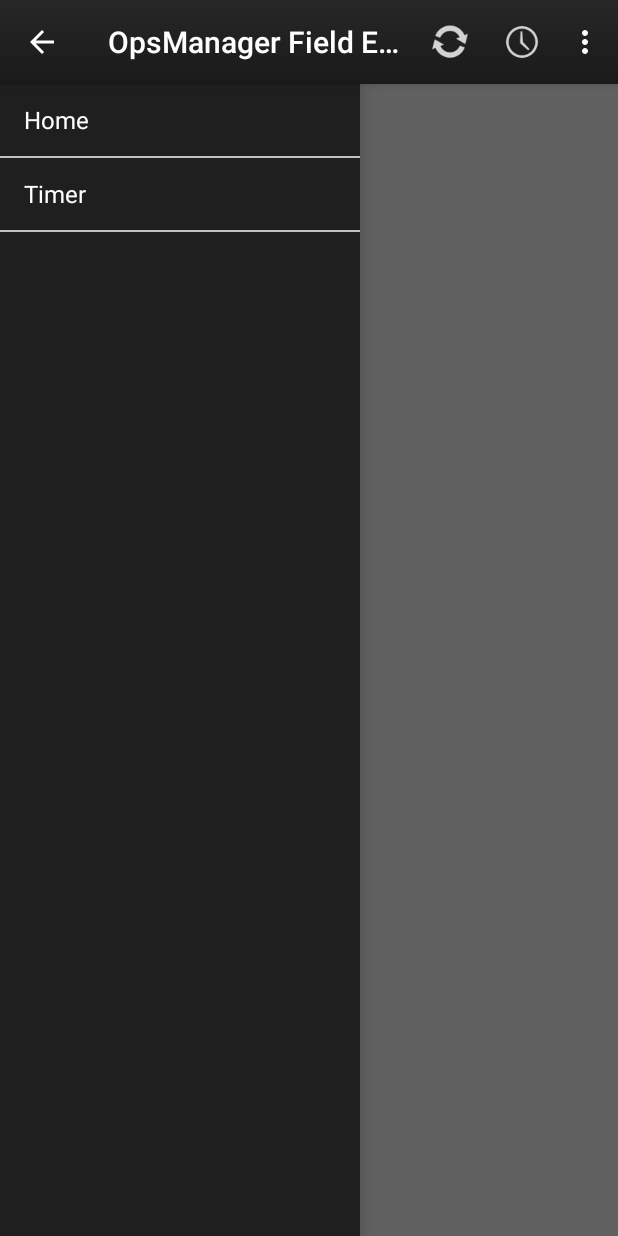
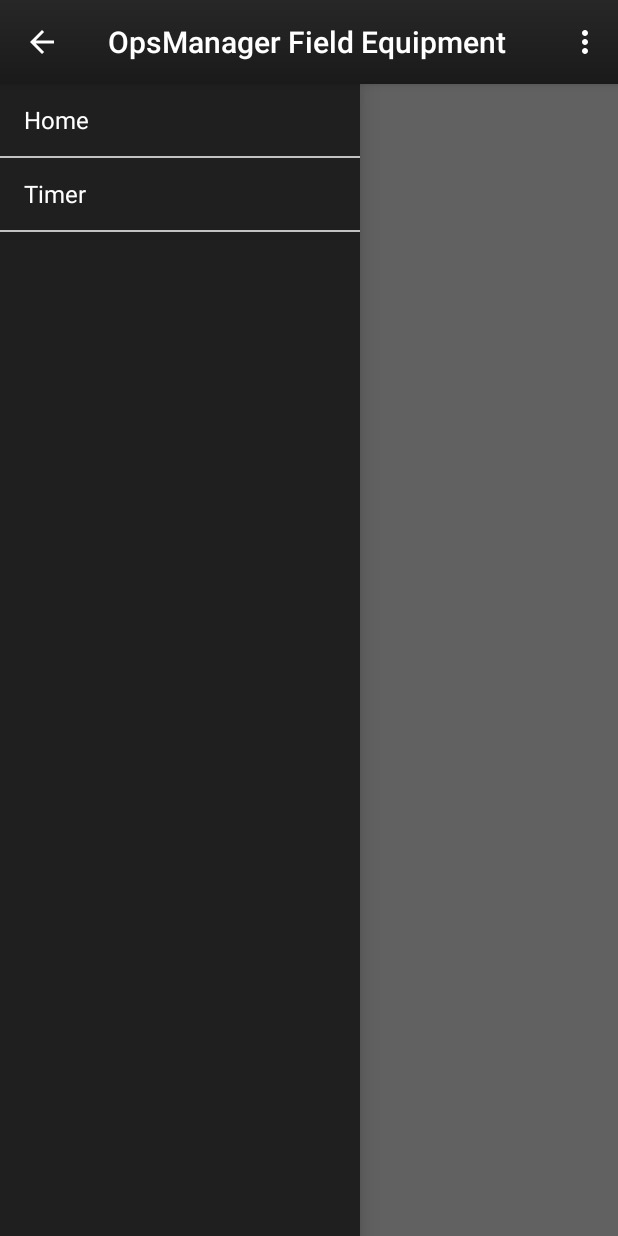
Before and after one commit to jasonm23/field-equipment, an Android app: the fragment CheckInsListFragment placed in its activity, on a phone screen of 412 x 824 dp. Run offline under Robolectric (Android 15) with nearby library versions, the phone set to English and light mode, and no system bars; our stand-ins replace ButterKnife, Dagger/Hilt's generated code; libraries missing offline, so code that uses them is left out: com.github.kevinsawicki.wishlist, com.viewpagerindicator; 22 statements that could not run were skipped.

Commit message:
Fixes for Gradle / Android Studio

```diff
--- a/app/src/main/res/menu/bootstrap.xml
+++ b/app/src/main/res/menu/bootstrap.xml
@@ -6,15 +6,19 @@
 
     <item
         android:id="@+id/refresh"
-        android:icon="@drawable/ic_action_refresh"
-        bootstrap:showAsAction="always"
+        bootstrap:showAsAction="never"
         android:title="@string/refresh_action" >
     </item>
 
     <item
+        android:id="@+id/dummy"
+        bootstrap:showAsAction="never"
+        android:title="@string/dummy_action" >
+    </item>
+
+    <item
         android:id="@+id/timer"
-        android:icon="@drawable/ic_action_timer"
-        bootstrap:showAsAction="always"
+        bootstrap:showAsAction="never"
         android:title="@string/title_timer">
     </item>
 
--- a/app/src/main/res/values/strings.xml
+++ b/app/src/main/res/values/strings.xml
@@ -9,6 +9,7 @@
     <string name="page_referrers">Referrers</string>
     <string name="refresh_action">Refresh</string>
     <string name="logout_action">Logout</string>
+    <string name="dummy_action">Dummy</string>
     <string name="page_news">News</string>
     <string name="page_users">Users</string>
     <string name="page_checkins">Check In\'s</string>
```
Also changed, not shown: app/build.gradle (+5 -5 lines), gradle/wrapper/gradle-wrapper.properties.
